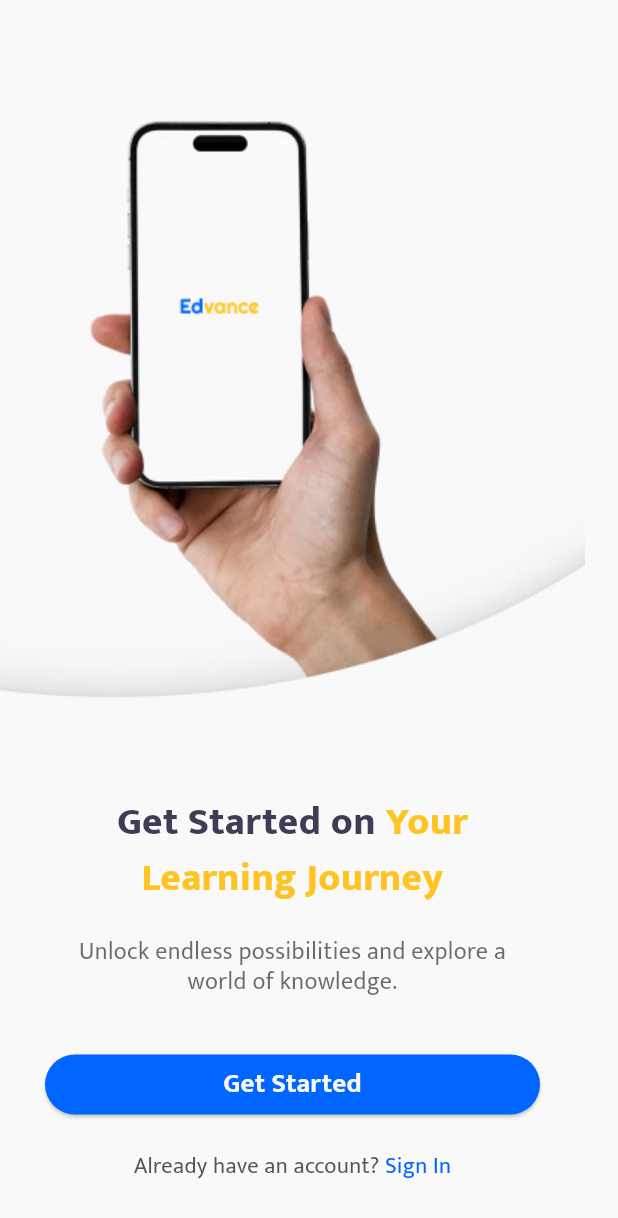
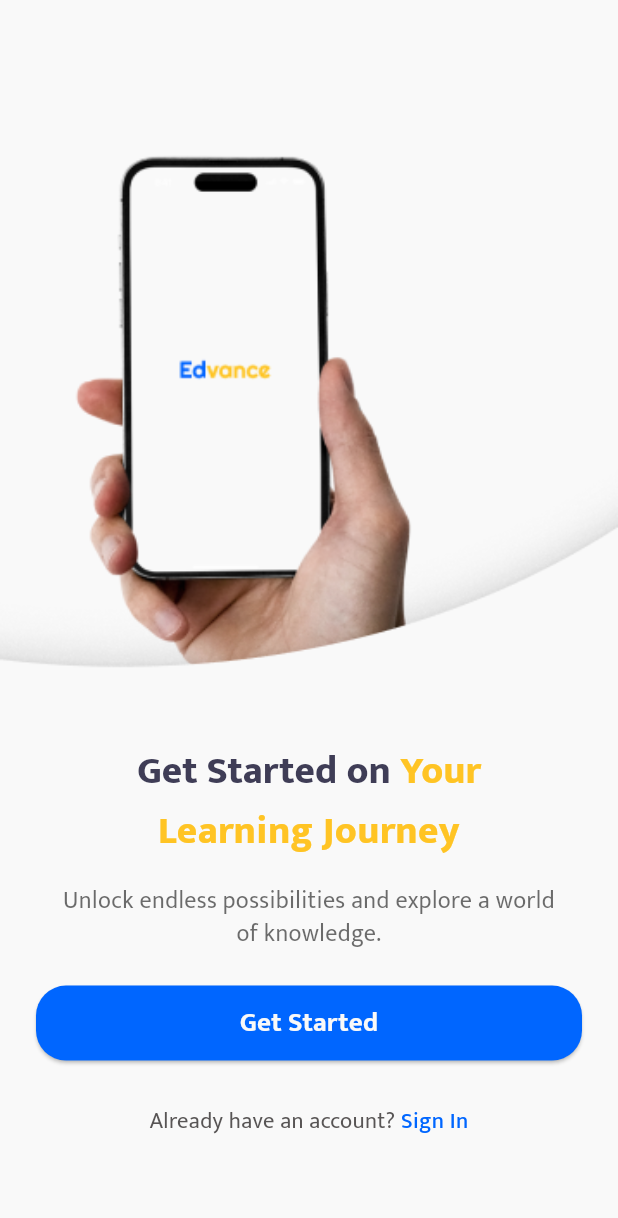
Before and after one commit to felix-malvin/quality_education_flutter_app, a Flutter app: the screen it shows after launch, on a phone screen of 412 x 824 dp. Shown: the top 1218 px of the screen. Run offline on Flutter 3.47's test engine with Material 3 defaults, Android fonts, the phone set to English and light mode, and no system bars; our stand-ins replace flutter_svg, shimmer; missing offline and left inert: barcode.

Commit message:
Memodifikasi Get Started Page supaya responsif

```diff
--- a/lib/pages/get_started.dart
+++ b/lib/pages/get_started.dart
@@ -2,43 +2,64 @@ import 'package:flutter/material.dart';
 import 'package:quality_education_app/pages/signin.dart';
 import 'package:quality_education_app/pages/onboarding.dart';
 
-class GetStartedPage extends StatefulWidget {
-  @override
-  _GetStartedPageState createState() => _GetStartedPageState();
-}
-
-class _GetStartedPageState extends State<GetStartedPage> {
+class GetStartedPage extends StatelessWidget {
   @override
   Widget build(BuildContext context) {
     return Scaffold(
-      backgroundColor: Color(0xFFF9F9F9),
-      body: Stack(
+      backgroundColor: const Color(0xFFF9F9F9),
+      body: SafeArea(
+        child: LayoutBuilder(
+          builder: (context, constraints) {
+            final screenWidth = constraints.maxWidth;
+            final screenHeight = constraints.maxHeight;
+
+            return SingleChildScrollView(
+              child: SizedBox(
+                height: screenHeight,
+                child: Stack(
                   children: [
+                    // Top Image
                     Positioned(
-            top: -10,
-            left: 16,
-            child: Image.asset('assets/get_started_image.png'),
+                      top: 0,
+                      left: 0,
+                      right: 0,
+                      child: Image.asset(
+                        'assets/get_started_image.png',
+                        width: screenWidth,
+                        fit: BoxFit.contain,
                       ),
+                    ),
+
+                    // Bottom Decorative Image
                     Positioned(
                       bottom: 0,
                       left: 0,
-            child: Image.asset('assets/get_started_component_1.png'),
+                      right: 0,
+                      child: Image.asset(
+                        'assets/get_started_component_1.png',
+                        width: screenWidth,
+                        fit: BoxFit.fitWidth,
                       ),
+                    ),
+
+                    // Content
                     Positioned(
-            top: 530,
-            child: Container(
-              width: 390,
-              padding: const EdgeInsets.symmetric(horizontal: 30),
+                      bottom: screenHeight * 0.08, // Agak naik dari bawah
+                      left: 0,
+                      right: 0,
+                      child: Padding(
+                        padding: const EdgeInsets.symmetric(horizontal: 24),
                         child: Column(
-                crossAxisAlignment: CrossAxisAlignment.center,
+                          mainAxisSize: MainAxisSize.min,
                           children: [
-                  Text.rich(
-                    TextSpan(
+                            RichText(
+                              textAlign: TextAlign.center,
+                              text: const TextSpan(
                                 children: [
                                   TextSpan(
                                     text: 'Get Started on ',
                                     style: TextStyle(
-                            color: const Color(0xFF3F3D56),
+                                      color: Color(0xFF3F3D56),
                                       fontSize: 26,
                                       fontFamily: 'Mukta',
                                       fontWeight: FontWeight.w800,
@@ -47,7 +68,7 @@ class _GetStartedPageState extends State<GetStartedPage> {
                                   TextSpan(
                                     text: 'Your',
                                     style: TextStyle(
-                            color: const Color(0xFFFFC424),
+                                      color: Color(0xFFFFC424),
                                       fontSize: 26,
                                       fontFamily: 'Mukta',
                                       fontWeight: FontWeight.w800,
@@ -55,34 +76,33 @@ class _GetStartedPageState extends State<GetStartedPage> {
                                   ),
                                 ],
                               ),
-                    textAlign: TextAlign.center,
                             ),
-                  Text(
+                            const Text(
                               'Learning Journey',
                               textAlign: TextAlign.center,
                               style: TextStyle(
-                      color: const Color(0xFFFFC424),
+                                color: Color(0xFFFFC424),
                                 fontSize: 26,
                                 fontFamily: 'Mukta',
                                 fontWeight: FontWeight.w800,
                               ),
                             ),
-                  SizedBox(height: 20),
-                  SizedBox(
-                    width: 301.02,
+                            const SizedBox(height: 16),
+                            const Padding(
+                              padding: EdgeInsets.symmetric(horizontal: 10),
                               child: Text(
                                 'Unlock endless possibilities and explore a world of knowledge.',
                                 textAlign: TextAlign.center,
                                 style: TextStyle(
-                        color: const Color(0xB22E2E2E),
+                                  color: Color(0xB22E2E2E),
                                   fontSize: 16,
                                   fontFamily: 'Mukta',
                                   fontWeight: FontWeight.w400,
-                        height: 1.25,
+                                  height: 1.4,
                                 ),
                               ),
                             ),
-                  SizedBox(height: 35),
+                            const SizedBox(height: 24),
                             SizedBox(
                               width: double.infinity,
                               child: ElevatedButton(
@@ -92,18 +112,15 @@ class _GetStartedPageState extends State<GetStartedPage> {
                                     MaterialPageRoute(builder: (context) => OnboardingPage()),
                                   );
                                 },
-                      style: TextButton.styleFrom(
-                        backgroundColor: Color(0xFF0066FF),
+                                style: ElevatedButton.styleFrom(
+                                  backgroundColor: const Color(0xFF0066FF),
                                   foregroundColor: Colors.white,
                                   shape: RoundedRectangleBorder(
                                     borderRadius: BorderRadius.circular(20),
                                   ),
-                        padding: EdgeInsets.symmetric(
-                          horizontal: 20,
-                          vertical: 6,
+                                  padding: const EdgeInsets.symmetric(vertical: 12), // lebih kecil
                                 ),
-                      ),
-                      child: Text(
+                                child: const Text(
                                   "Get Started",
                                   style: TextStyle(
                                     fontSize: 18,
@@ -113,11 +130,11 @@ class _GetStartedPageState extends State<GetStartedPage> {
                                 ),
                               ),
                             ),
-                  SizedBox(height: 20),
+                            const SizedBox(height: 30),
                             Row(
                               mainAxisAlignment: MainAxisAlignment.center,
                               children: [
-                      Text(
+                                const Text(
                                   'Already have an account? ',
                                   style: TextStyle(
                                     color: Color(0xFF585555),
@@ -126,22 +143,20 @@ class _GetStartedPageState extends State<GetStartedPage> {
                                     fontWeight: FontWeight.w400,
                                   ),
                                 ),
-                      InkWell(
+                                GestureDetector(
                                   onTap: () {
                                     Navigator.pushReplacement(
                                       context,
-                            MaterialPageRoute(
-                              builder: (context) => SigninPage(),
-                            ),
+                                      MaterialPageRoute(builder: (context) => SigninPage()),
                                     );
                                   },
-                        child: Text(
+                                  child: const Text(
                                     'Sign In',
                                     style: TextStyle(
                                       color: Color(0xFF0066FF),
                                       fontSize: 15,
                                       fontFamily: 'Mukta',
-                            fontWeight: FontWeight.w400,
+                                      fontWeight: FontWeight.w500,
                                     ),
                                   ),
                                 ),
@@ -153,6 +168,11 @@ class _GetStartedPageState extends State<GetStartedPage> {
                     ),
                   ],
                 ),
+              ),
+            );
+          },
+        ),
+      ),
     );
   }
 }
```
Lines whose indentation alone changed are shown as unchanged.
